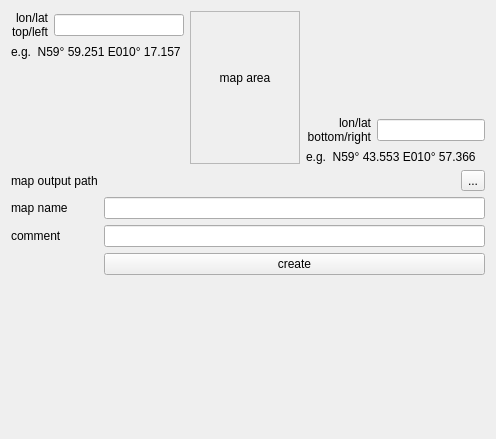
ntruchsess/QLandkarteGT, file src/ICreateMapOSM.ui: the form before one commit.
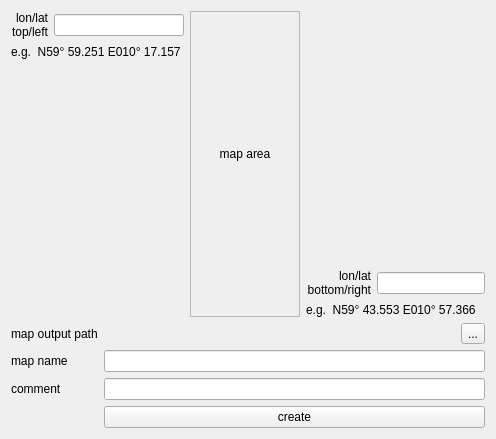
The form after the commit.

```diff
--- a/src/ICreateMapOSM.ui
+++ b/src/ICreateMapOSM.ui
@@ -211,19 +211,6 @@
      </item>
     </layout>
    </item>
-   <item>
-    <spacer>
-     <property name="orientation" >
-      <enum>Qt::Vertical</enum>
-     </property>
-     <property name="sizeHint" >
-      <size>
-       <width>20</width>
-       <height>61</height>
-      </size>
-     </property>
-    </spacer>
-   </item>
   </layout>
  </widget>
  <tabstops>
```
